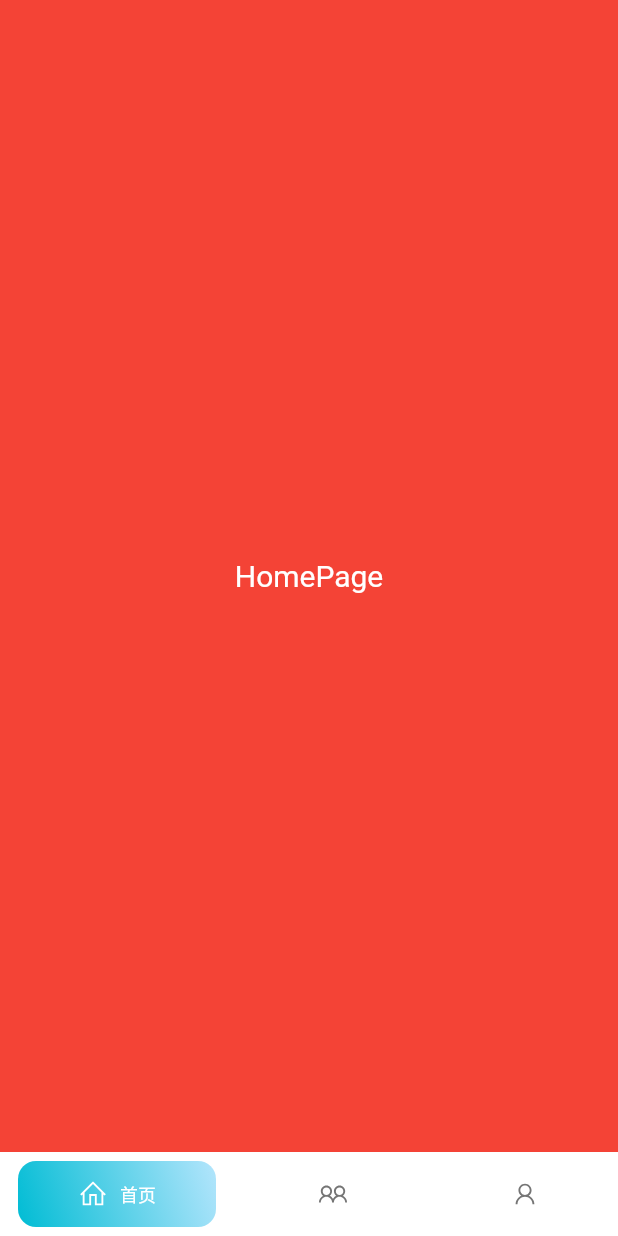
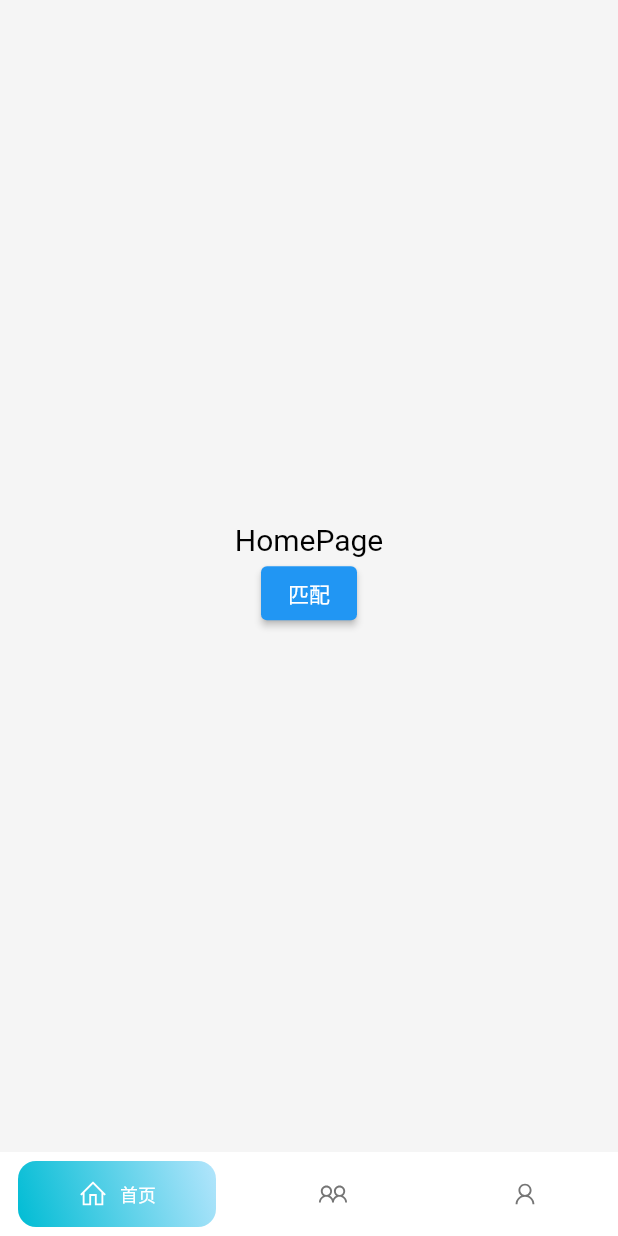
Before and after one commit to 1621391916/RandomDice, a Flutter app: the screen it shows after launch, on a phone screen of 412 x 824 dp. Run offline on Flutter 3.47's test engine with Material 2 defaults, Android fonts, the light colour scheme and no system bars; drawn by our look-alikes of google_nav_bar; our stand-ins replace line_icons.

Commit message:
添加路由文件和匹配界面文件

```diff
--- a/lib/main.dart
+++ b/lib/main.dart
@@ -4,6 +4,7 @@ import 'package:google_nav_bar/google_nav_bar.dart';
 import 'pages/HomePage/HomePage.dart';
 import 'pages/CommunityPage/CommunityPage.dart';
 import 'pages/MyselfPage/MyselfPage.dart';
+import 'routes.dart';
 
 void main() => runApp(MyApp());
 
@@ -15,6 +16,8 @@ class MyApp extends StatelessWidget {
         primarySwatch: Colors.blue,
       ),
       home: const MainFunc(title: 'Flutter Demo Home Page'),
+      // initialRoute: '/home',     //初始化的时候加载的路由
+      onGenerateRoute: onGenerateRoute
     );
   }
 }
--- a/lib/pages/CommunityPage/CommunityPage.dart
+++ b/lib/pages/CommunityPage/CommunityPage.dart
@@ -14,8 +14,8 @@ class _CommunityPageState extends State<CommunityPage> {
     print('------main, ----build');
     return Container(
       alignment: Alignment.center,
-      color: Colors.green,
-      child: const Text("CommunityPage", style: TextStyle(fontSize: 20, color: Colors.white),),
+      color: Colors.grey[100],
+      child: const Text("CommunityPage", style: TextStyle(fontSize: 20, color: Colors.black),),
     );
   }
 }
--- a/lib/pages/HomePage/HomePage.dart
+++ b/lib/pages/HomePage/HomePage.dart
@@ -12,10 +12,23 @@ class _HomePageState extends State<HomePage> {
   @override
   Widget build(BuildContext context) {
     print('------main, ----build');
-    return Container(
-      alignment: Alignment.center,
-      color: Colors.red,
-      child: const Text("HomePage", style: TextStyle(fontSize: 20, color: Colors.white),),
+    return Scaffold(
+      body: Center(
+        child: Container(
+            alignment: Alignment.center,
+            color: Colors.grey[100],
+            child: Column(
+              mainAxisAlignment: MainAxisAlignment.center,
+              children: [
+                const Text("HomePage", style: TextStyle(fontSize: 20, color: Colors.black),),
+                ElevatedButton(
+                    onPressed: (){Navigator.pushNamed(context, '/match');},
+                    child: const Text("匹配"),
+                )
+              ],
+            ),
+        ),
+      )
     );
   }
 }
--- a/lib/pages/MyselfPage/MyselfPage.dart
+++ b/lib/pages/MyselfPage/MyselfPage.dart
@@ -14,8 +14,8 @@ class _MyselfPageState extends State<MyselfPage> {
     print('------main, ----build');
     return Container(
       alignment: Alignment.center,
-      color: Colors.blue,
-      child: const Text("MyselfPage", style: TextStyle(fontSize: 20, color: Colors.white),),
+      color: Colors.grey[100],
+      child: const Text("MyselfPage", style: TextStyle(fontSize: 20, color: Colors.black),),
     );
   }
 }
```
Also changed, not shown: lib/pages/HomePage/MatchGamePage.dart (added, +33 -0 lines), lib/routes.dart (added, +35 -0 lines).
